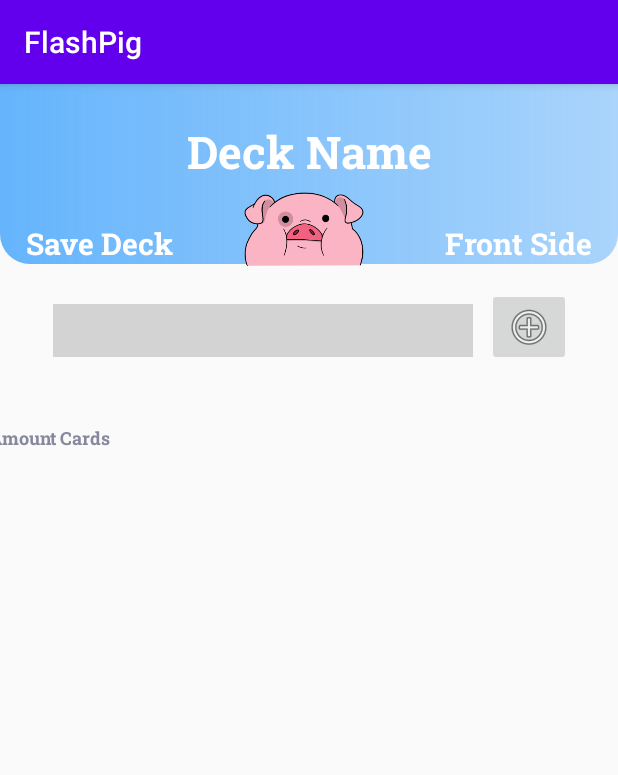
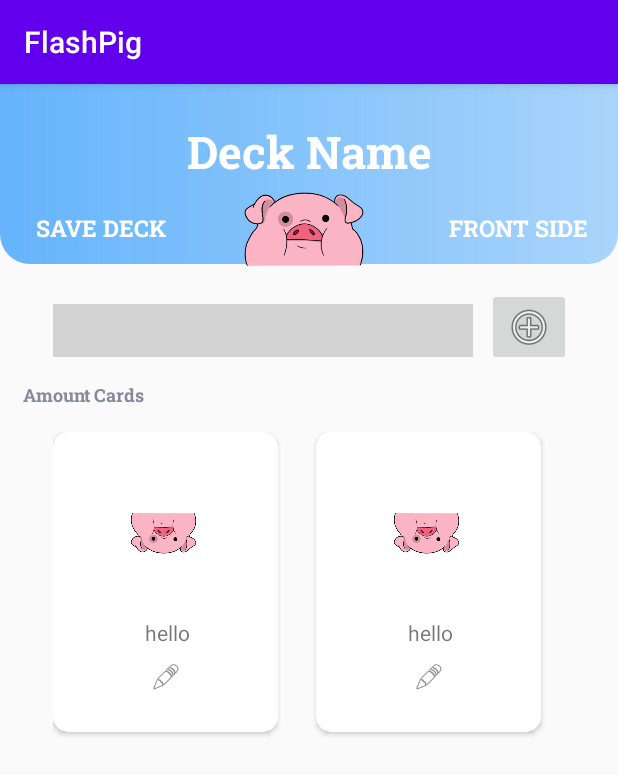
Before and after one commit to Wendaaj/FlashPig, an Android app: the EditDeckActivity screen opened directly, with no data from a screen before it, on a phone screen of 412 x 824 dp. Shown: the top 775 px of the screen. Run offline under Robolectric (Android 15) with nearby library versions, the phone set to English and light mode, and no system bars.

Commit message:
removed a getter test. updated editdeck.xml, editDeckFragment, EditDeckActivity, card.xml

```diff
--- a/app/src/main/java/com/example/flashpig/EditDeck/EditDeckActivity.java
+++ b/app/src/main/java/com/example/flashpig/EditDeck/EditDeckActivity.java
@@ -8,9 +8,14 @@ import android.os.Bundle;
 import android.util.Log;
 import android.view.View;
 
+import com.example.flashpig.Model.Card;
 import com.example.flashpig.R;
 
-public class EditDeckActivity extends AppCompatActivity implements RecyclerViewAdapter.ItemClickListener {
+import java.util.ArrayList;
+import java.util.Calendar;
+import java.util.List;
+
+public class EditDeckActivity extends AppCompatActivity {
 
     RecyclerViewAdapter adapter;
 
@@ -20,21 +25,17 @@ public class EditDeckActivity extends AppCompatActivity implements RecyclerViewA
         setContentView(R.layout.editdeck);
 
         // populate the RecyclerView with cards
-        String[] data = {};
-
+        List<Card> cardsList = new ArrayList<>();
+        cardsList.add(new Card(1,"hello","bye", null, null));
+        cardsList.add(new Card(2, "hello", "bye", null, null));
         // set up the RecyclerView
         RecyclerView recyclerView = findViewById(R.id.cardRecyclerView);
 
 
         int numberOfColumns = 2;
         recyclerView.setLayoutManager(new GridLayoutManager(this, numberOfColumns));
-        adapter = new RecyclerViewAdapter(this, data);
-        adapter.setClickListener(this);
+        adapter = new RecyclerViewAdapter(this, cardsList);
         recyclerView.setAdapter(adapter);
-    }
-    @Override
-    public void onItemClick(View view, int position) {
-        Log.i("TAG", "You clicked number " + adapter.getItem(position) + ", which is at cell position " + position);
     }
 
 }
--- a/app/src/main/java/com/example/flashpig/EditDeck/RecyclerViewAdapter.java
+++ b/app/src/main/java/com/example/flashpig/EditDeck/RecyclerViewAdapter.java
@@ -5,67 +5,83 @@ import android.content.Context;
 import android.view.LayoutInflater;
 import android.view.View;
 import android.view.ViewGroup;
+import android.widget.ImageView;
 import android.widget.TextView;
 
 import androidx.annotation.NonNull;
 import androidx.recyclerview.widget.RecyclerView;
 
+import com.example.flashpig.Model.Card;
 import com.example.flashpig.R;
 
+import java.util.List;
+
+/**
+ * An adapter class for the recyclerView
+ */
 public class RecyclerViewAdapter extends RecyclerView.Adapter<RecyclerViewAdapter.EditCardViewHolder> {
-    private String[] data;
-    private LayoutInflater inflator;
-    private ItemClickListener itemClickListener;
+    private List<Card> cardsList;
 
-    public RecyclerViewAdapter(Context context, String[] data) {
-        this.data = data;
-        this.inflator = LayoutInflater.from(context);
+    public RecyclerViewAdapter(Context context, List<Card> cardsList) {
+        this.cardsList = cardsList;
     }
 
+    /**
+     * Used when a new card is added to the recyclerView.
+     * @param parent
+     * @param viewType
+     * @return
+     */
     @NonNull
     @Override
     public EditCardViewHolder onCreateViewHolder(@NonNull ViewGroup parent, int viewType) {
-        View view = inflator.inflate(R.layout.card, parent, false);
-        return new EditCardViewHolder(view);
+        View itemView = LayoutInflater.
+                from(parent.getContext()).
+                inflate(R.layout.card, parent, false);
+        return new EditCardViewHolder(itemView);
     }
 
+    /**
+     * Adds the content we want to show on each card.
+     * The method checks also if the front or backside of the cards is showing.
+     * @param holder
+     * @param position
+     */
     @Override
     public void onBindViewHolder(@NonNull EditCardViewHolder holder, int position) {
-        holder.TextView.setText(data[position]);
+        Card card = cardsList.get(position);
+        if(card.isFrontside()){
+            holder.frontSideTextView.setText(card.getFrontsideStr());
+        }else{
+            holder.backSideTextView.setText(card.getBacksideStr());
+        }
+        //set the back and front imageviews also.
     }
 
     @Override
     public int getItemCount() {
-        return data.length;
+        return cardsList.size();
     }
-    // stores and recycles views as they are scrolled off screen
-    public class EditCardViewHolder extends RecyclerView.ViewHolder implements View.OnClickListener {
-        TextView TextView;
 
+    /**
+     * An inner class for the viewHolder that holds each card in the recyclerView.
+     */
+    public class EditCardViewHolder extends RecyclerView.ViewHolder {
+        TextView frontSideTextView, backSideTextView;
+        ImageView frontImageView, backImageView;
+
+        /**
+         * The constructor adds all required content on the card, when a new viewHolder is created.
+         * @param itemView
+         */
         EditCardViewHolder(View itemView) {
             super(itemView);
-            TextView = itemView.findViewById(R.id.cardTextView);
-            itemView.setOnClickListener(this);
-        }
+            frontSideTextView = itemView.findViewById(R.id.frontCardTextView);
+            backSideTextView = itemView.findViewById(R.id.backCardTextView);
+            frontImageView = itemView.findViewById(R.id.frontCardImageView);
+            backImageView = itemView.findViewById(R.id.backCardImageView);
 
-        @Override
-        public void onClick(View view) {
-            if (itemClickListener != null) itemClickListener.onItemClick(view, getAdapterPosition());
+
         }
     }
-
-    // convenience method for getting data at click position
-    String getItem(int id) {
-        return data[id];
-    }
-
-    // allows clicks events to be caught
-    void setClickListener(ItemClickListener itemClickListener) {
-        this.itemClickListener = itemClickListener;
-    }
-
-    // parent activity will implement this method to respond to click events
-    public interface ItemClickListener {
-        void onItemClick(View view, int position);
-    }
 }
--- /dev/null
+++ b/app/src/main/res/drawable/ic_baseline_edit_24.xml
@@ -0,0 +1,5 @@
+<vector android:height="10dp" android:tint="#FFFFFF"
+    android:viewportHeight="24" android:viewportWidth="24"
+    android:width="10dp" xmlns:android="http://schemas.android.com/apk/res/android">
+    <path android:fillColor="@android:color/white" android:pathData="M3,17.25V21h3.75L17.81,9.94l-3.75,-3.75L3,17.25zM20.71,7.04c0.39,-0.39 0.39,-1.02 0,-1.41l-2.34,-2.34c-0.39,-0.39 -1.02,-0.39 -1.41,0l-1.83,1.83 3.75,3.75 1.83,-1.83z"/>
+</vector>
--- a/app/src/main/res/layout/card.xml
+++ b/app/src/main/res/layout/card.xml
@@ -1,34 +1,92 @@
 <?xml version="1.0" encoding="utf-8"?>
 
-<LinearLayout xmlns:android="http://schemas.android.com/apk/res/android"
+<androidx.cardview.widget.CardView xmlns:android="http://schemas.android.com/apk/res/android"
     xmlns:app="http://schemas.android.com/apk/res-auto"
+    xmlns:tools="http://schemas.android.com/tools"
     android:id="@+id/editCardCardView"
-    android:layout_width="match_parent"
-    android:layout_height="match_parent"
+    android:layout_width="150dp"
+    android:layout_height="200dp"
     android:maxWidth="148dp"
     android:maxHeight="200dp"
     app:cardCornerRadius="10dp">
 
-    <androidx.cardview.widget.CardView
+    <androidx.constraintlayout.widget.ConstraintLayout
         android:layout_width="match_parent"
-        android:layout_height="match_parent" >
+        android:layout_height="200dp"
+        tools:layout_editor_absoluteX="80dp"
+        tools:layout_editor_absoluteY="32dp">
+
+        <Button
+            android:id="@+id/editCardBtn"
+            android:layout_width="20dp"
+            android:layout_height="20dp"
+            android:layout_gravity="bottom|center"
+            android:layout_marginStart="55dp"
+            android:layout_marginLeft="55dp"
+            android:layout_marginEnd="55dp"
+            android:layout_marginRight="55dp"
+            android:background="@android:drawable/ic_menu_edit"
+            android:clickable="true"
+            android:foregroundGravity="center|center_horizontal"
+            android:scaleType="center"
+            app:layout_constraintBottom_toBottomOf="parent"
+            app:layout_constraintEnd_toEndOf="parent"
+            app:layout_constraintStart_toStartOf="parent"
+            app:layout_constraintTop_toBottomOf="@+id/frontCardTextView"
+            app:layout_constraintVertical_bias="0.27"
+            app:srcCompat="@android:drawable/ic_menu_edit" />
 
         <TextView
-            android:id="@+id/cardTextView"
+            android:id="@+id/frontCardTextView"
             android:layout_width="wrap_content"
             android:layout_height="wrap_content"
             android:layout_gravity="center_horizontal"
-            android:layout_marginTop="20dp"
-            android:text="TextView" />
+            android:layout_marginTop="16dp"
+            app:layout_constraintEnd_toEndOf="@+id/backCardTextView"
+            app:layout_constraintStart_toStartOf="@+id/backCardTextView"
+            app:layout_constraintTop_toBottomOf="@+id/backCardImageView" />
 
-        <com.google.android.material.floatingactionbutton.FloatingActionButton
-            android:id="@+id/editCardBtn"
-            android:layout_width="47dp"
-            android:layout_height="37dp"
-            android:layout_gravity="bottom|center"
-            android:clickable="true"
-            android:scaleType="center"
-            app:srcCompat="@android:drawable/ic_menu_edit" />
-    </androidx.cardview.widget.CardView>
+        <TextView
+            android:id="@+id/backCardTextView"
+            android:layout_width="wrap_content"
+            android:layout_height="wrap_content"
+            android:layout_gravity="center_horizontal"
+            android:layout_marginStart="46dp"
+            android:layout_marginLeft="46dp"
+            android:layout_marginTop="16dp"
+            android:layout_marginEnd="46dp"
+            android:layout_marginRight="46dp"
+            app:layout_constraintEnd_toEndOf="parent"
+            app:layout_constraintHorizontal_bias="0.518"
+            app:layout_constraintStart_toStartOf="parent"
+            app:layout_constraintTop_toBottomOf="@+id/frontCardImageView" />
 
-</LinearLayout>
+        <ImageView
+            android:id="@+id/frontCardImageView"
+            android:layout_width="80dp"
+            android:layout_height="80dp"
+            android:layout_marginTop="28dp"
+            android:contentDescription="@string/front_side_image"
+            app:layout_constraintEnd_toEndOf="parent"
+            app:layout_constraintStart_toStartOf="parent"
+            app:layout_constraintTop_toTopOf="parent"
+            app:srcCompat="@drawable/pig" />
+
+        <ImageView
+            android:id="@+id/backCardImageView"
+            android:layout_width="80dp"
+            android:layout_height="80dp"
+            android:layout_marginStart="35dp"
+            android:layout_marginLeft="35dp"
+            android:layout_marginTop="28dp"
+            android:layout_marginEnd="35dp"
+            android:layout_marginRight="35dp"
+            android:contentDescription="@string/back_side_image"
+            app:layout_constraintEnd_toEndOf="parent"
+            app:layout_constraintHorizontal_bias="0.0"
+            app:layout_constraintStart_toStartOf="parent"
+            app:layout_constraintTop_toTopOf="parent"
+            app:srcCompat="@drawable/pig" />
+    </androidx.constraintlayout.widget.ConstraintLayout>
+
+</androidx.cardview.widget.CardView>
--- a/app/src/main/res/layout/editdeck.xml
+++ b/app/src/main/res/layout/editdeck.xml
@@ -5,7 +5,9 @@
     android:id="@+id/editDeckLayout"
     android:layout_width="match_parent"
     android:layout_height="match_parent"
+    android:layout_gravity="center_horizontal"
     android:contentDescription="@string/add_new_card"
+    app:layout_anchorGravity="center_horizontal"
     tools:context=".EditDeck.EditDeckActivity">
 
     <androidx.appcompat.widget.Toolbar
@@ -21,59 +23,65 @@
         app:layout_constraintTop_toTopOf="parent" />
 
     <TextView
-        android:id="@+id/textView2"
+        android:id="@+id/deckNameTextView"
         android:layout_width="wrap_content"
         android:layout_height="wrap_content"
+
+        android:editable="true"
         android:fontFamily="@font/roboto_slab_bold"
         android:text="@string/Deck_name"
         android:textColor="#FFFFFF"
-
         android:textSize="30sp"
         android:textStyle="bold"
         app:layout_constraintBottom_toTopOf="@+id/pigImageView"
         app:layout_constraintEnd_toEndOf="@+id/editCardToolbar"
         app:layout_constraintStart_toStartOf="@+id/editCardToolbar" />
 
-    <TextView
-        android:id="@+id/textView"
+    <Button
+        android:id="@+id/saveDeckTextView"
         android:layout_width="wrap_content"
         android:layout_height="wrap_content"
+        android:background="#00FFFFFF"
+
         android:fontFamily="@font/roboto_slab_bold"
-
         android:text="@string/save_deck"
         android:textColor="#FFFFFF"
-        android:textSize="20sp"
+        android:textSize="15sp"
         app:layout_constraintBottom_toBottomOf="@+id/editCardToolbar"
         app:layout_constraintEnd_toStartOf="@+id/pigImageView"
         app:layout_constraintStart_toStartOf="@+id/editCardToolbar" />
 
 
-    <TextView
+    <Button
+        android:id="@+id/frontSideButton"
         android:layout_width="wrap_content"
         android:layout_height="wrap_content"
+        android:background="#00FFFFFF"
+
         android:fontFamily="@font/roboto_slab_bold"
         android:text="@string/front_side"
-
         android:textColor="#FFFFFF"
-        android:textSize="20sp"
+        android:textSize="15sp"
         app:layout_constraintBottom_toBottomOf="@+id/editCardToolbar"
         app:layout_constraintEnd_toEndOf="@+id/editCardToolbar"
         app:layout_constraintStart_toEndOf="@+id/pigImageView" />
 
     <TextView
+        android:id="@+id/ammountCardsTextView"
         android:layout_width="wrap_content"
+
         android:layout_height="wrap_content"
-        android:layout_marginStart="30dp"
-        android:layout_marginLeft="30dp"
-
-        android:layout_marginBottom="16dp"
+        android:layout_marginStart="15dp"
+        android:layout_marginLeft="15dp"
+        android:layout_marginTop="15dp"
+        android:layout_marginBottom="15dp"
         android:fontFamily="@font/roboto_slab_bold"
         android:text="@string/amount_cards"
         android:textColor="#86889E"
         android:textSize="12sp"
         app:layout_constraintBottom_toTopOf="@+id/cardRecyclerView"
-        app:layout_constraintEnd_toStartOf="@+id/chooseDeckSpinner"
-        app:layout_constraintStart_toStartOf="parent" />
+        app:layout_constraintStart_toStartOf="parent"
+        app:layout_constraintTop_toBottomOf="@+id/chooseDeckSpinner" />
 
     <ImageView
         android:id="@+id/pigImageView"
@@ -118,11 +126,20 @@
 
     <androidx.recyclerview.widget.RecyclerView
         android:id="@+id/cardRecyclerView"
-        android:layout_width="match_parent"
-        android:layout_height="508dp"
+        android:layout_width="0dp"
+        android:layout_height="0dp"
+        android:layout_marginStart="35dp"
+        android:layout_marginLeft="35dp"
+        android:layout_marginTop="50dp"
+        android:layout_marginEnd="25dp"
+        android:layout_marginRight="25dp"
+        android:foregroundGravity="center"
         app:layout_constraintBottom_toBottomOf="parent"
         app:layout_constraintEnd_toEndOf="parent"
-        app:layout_constraintStart_toStartOf="parent" />
+        app:layout_constraintStart_toStartOf="parent"
+        app:layout_constraintTop_toBottomOf="@+id/chooseDeckSpinner"
+        app:layout_constraintVertical_bias="1.0"
+        app:layout_optimizationLevel="graph_wrap" />
 
 
 </androidx.constraintlayout.widget.ConstraintLayout>
--- a/app/src/main/res/values/strings.xml
+++ b/app/src/main/res/values/strings.xml
@@ -18,7 +18,11 @@
     <string name="Deck_name">Deck Name</string>
     <string name="save_deck">Save Deck</string>
     <string name="front_side">Front Side</string>
+    <string name="back_side">Back Side</string>
     <string name="amount_cards">Amount Cards</string>
     <string name="add_new_card">add new card</string>
-
+    <string name="front_side_image">Front side image</string>
+    <string name="back_side_image">Back side image</string>
+    <string name="front_side_text">Front</string>
+    <string name="back_side_text">Back</string>
 </resources>
```
Also changed, not shown: app/src/main/java/com/example/flashpig/EditDeck/EditDeckViewModel.java (added, +19 -0 lines), app/src/main/java/com/example/flashpig/EditDeck/editDeckFragment.java (+29 -3 lines), app/src/main/java/com/example/flashpig/FirstFragment.java (+8 -0 lines), app/src/main/java/com/example/flashpig/Model/Deck.java (+5 -5 lines), app/src/main/res/layout/fragment_edit_deck.xml (deleted, +0 -7 lines), app/src/main/res/navigation/nav_graph.xml (+8 -0 lines), 1 other file.
